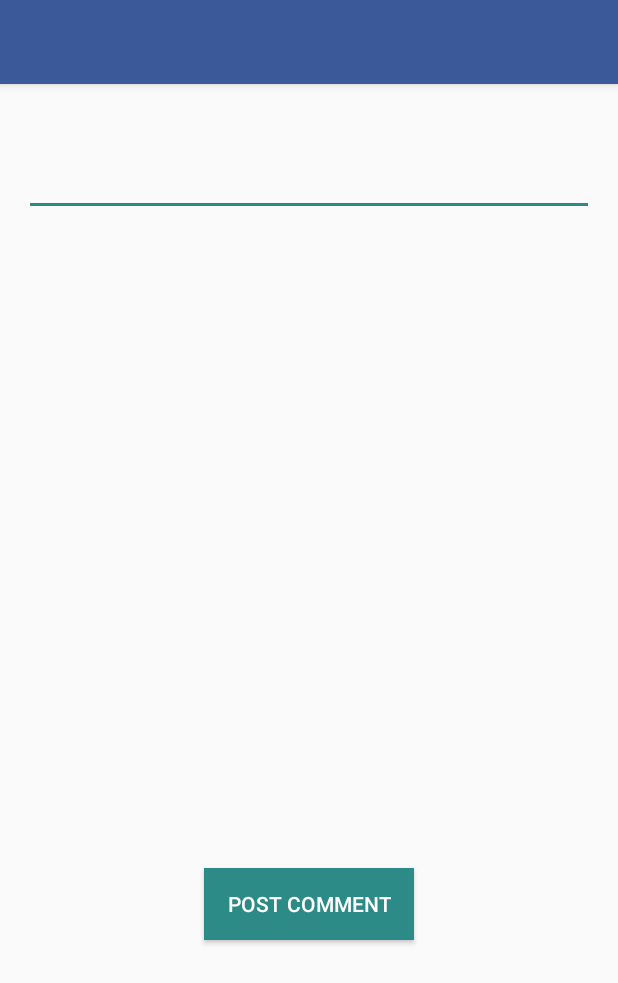
After one commit to fordians-of-the-galaxy/Keeping-Cool, an Android app: the layout activity_create_comment.xml on its own in the app's theme, with its tools: preview values and no code run, on a phone screen of 412 x 824 dp. The commit adds this screen. Shown: the top 983 px of the screen. Run offline under Robolectric (Android 15) with nearby library versions, the phone set to English and light mode, and no system bars.

Commit message:
added comments class and connected to database but only restricted to one comment atm

```diff
--- a/app/src/main/AndroidManifest.xml
+++ b/app/src/main/AndroidManifest.xml
@@ -16,6 +16,11 @@
         android:name=".CreatePostActivity"
         android:label="@string/title_activity_create_post"
         android:theme="@style/AppTheme.NoActionBar" />
+
+        <activity
+            android:name=".CommentPostActivity"
+            android:label="@string/title_activity_comment_post"
+            android:theme="@style/AppTheme.NoActionBar" />
     <activity
         android:name=".ListPostsActivity"
         android:label="@string/title_activity_list_post_view"
--- a/app/src/main/java/com/fotg/keepingcool/CreatePostActivity.java
+++ b/app/src/main/java/com/fotg/keepingcool/CreatePostActivity.java
@@ -5,6 +5,7 @@ import android.os.Bundle;
 import android.view.View;
 import android.widget.Button;
 import android.widget.EditText;
+import android.widget.TextView;
 
 import androidx.appcompat.widget.Toolbar;
 
@@ -30,6 +31,7 @@ public class CreatePostActivity extends ToolbarActivity {
             public void onClick(View v) {
 
                 EditText body = findViewById(R.id.postBody);
+                TextView comment = findViewById(R.id.Comment);
 
                 FirebaseDatabase database = FirebaseDatabase.getInstance();
                 final DatabaseReference postRef = database.getReference("/posts");
@@ -37,7 +39,7 @@ public class CreatePostActivity extends ToolbarActivity {
                 String uid = FirebaseAuth.getInstance().getCurrentUser().getUid();
 
                 Date currentDateTime = new Date();
-                Post post = new Post(body.getText().toString(), currentDateTime, uid);
+                Post post = new Post(body.getText().toString(), currentDateTime, uid, comment.getText().toString());
 
                 postRef.child(key).setValue(post);
 
--- /dev/null
+++ b/app/src/main/res/layout/activity_create_comment.xml
@@ -0,0 +1,25 @@
+<?xml version="1.0" encoding="utf-8"?>
+<androidx.coordinatorlayout.widget.CoordinatorLayout xmlns:android="http://schemas.android.com/apk/res/android"
+    xmlns:app="http://schemas.android.com/apk/res-auto"
+    xmlns:tools="http://schemas.android.com/tools"
+    android:layout_width="match_parent"
+    android:layout_height="match_parent"
+    tools:context=".CommentPostActivity">
+
+    <com.google.android.material.appbar.AppBarLayout
+        android:layout_width="match_parent"
+        android:layout_height="wrap_content"
+        android:theme="@style/AppTheme.AppBarOverlay">
+
+        <androidx.appcompat.widget.Toolbar
+            android:id="@+id/toolbar"
+            android:layout_width="match_parent"
+            android:layout_height="?attr/actionBarSize"
+            android:background="?attr/colorPrimary"
+            app:popupTheme="@style/AppTheme.PopupOverlay" />
+
+    </com.google.android.material.appbar.AppBarLayout>
+
+    <include layout="@layout/content_create_comment" />
+
+</androidx.coordinatorlayout.widget.CoordinatorLayout>
--- /dev/null
+++ b/app/src/main/res/layout/content_create_comment.xml
@@ -0,0 +1,67 @@
+<?xml version="1.0" encoding="utf-8"?>
+<androidx.constraintlayout.widget.ConstraintLayout xmlns:android="http://schemas.android.com/apk/res/android"
+    xmlns:app="http://schemas.android.com/apk/res-auto"
+    xmlns:tools="http://schemas.android.com/tools"
+    android:layout_width="match_parent"
+    android:layout_height="match_parent"
+    app:layout_behavior="@string/appbar_scrolling_view_behavior"
+    tools:context=".CommentPostActivity"
+    tools:showIn="@layout/activity_create_comment">
+
+    <com.google.android.material.textfield.TextInputLayout
+        android:id="@+id/textInputLayout"
+        android:layout_width="0dp"
+        android:layout_height="wrap_content"
+        android:layout_marginStart="16dp"
+        android:layout_marginLeft="16dp"
+        android:layout_marginTop="32dp"
+        android:layout_marginEnd="16dp"
+        android:layout_marginRight="16dp"
+        app:layout_constraintEnd_toEndOf="parent"
+        app:layout_constraintStart_toStartOf="parent"
+        app:layout_constraintTop_toTopOf="parent">
+
+        <com.google.android.material.textfield.TextInputEditText
+            android:id="@+id/Comment"
+            android:layout_width="match_parent"
+            android:layout_height="wrap_content" />
+    </com.google.android.material.textfield.TextInputLayout>
+
+    <Button
+        android:id="@+id/postComment"
+        android:layout_width="wrap_content"
+        android:layout_height="wrap_content"
+        android:layout_marginStart="161dp"
+        android:layout_marginLeft="161dp"
+        android:layout_marginTop="476dp"
+        android:layout_marginEnd="162dp"
+        android:layout_marginRight="162dp"
+        android:layout_marginBottom="151dp"
+        android:background="@color/colorAccent"
+        android:paddingLeft="15dp"
+        android:paddingRight="15dp"
+        android:text="@string/comment_button"
+        android:textColor="@color/colorLight"
+        app:layout_constraintBottom_toBottomOf="parent"
+        app:layout_constraintEnd_toEndOf="parent"
+        app:layout_constraintStart_toStartOf="parent"
+        app:layout_constraintTop_toTopOf="parent" />
+
+    <TextView
+        android:id="@+id/originalPost"
+        android:layout_width="381dp"
+        android:layout_height="48dp"
+        android:layout_marginStart="16dp"
+        android:layout_marginLeft="16dp"
+        android:layout_marginTop="16dp"
+        android:layout_marginEnd="16dp"
+        android:layout_marginRight="16dp"
+        android:layout_marginBottom="8dp"
+        android:textSize="18sp"
+        app:layout_constraintBottom_toTopOf="@+id/postComment"
+        app:layout_constraintEnd_toEndOf="parent"
+        app:layout_constraintHorizontal_bias="0.0"
+        app:layout_constraintStart_toStartOf="parent"
+        app:layout_constraintTop_toBottomOf="@+id/textInputLayout" />
+
+</androidx.constraintlayout.widget.ConstraintLayout>
--- a/app/src/main/res/values/strings.xml
+++ b/app/src/main/res/values/strings.xml
@@ -13,4 +13,6 @@
         <string name="post_delete_button">Delete</string>
         <string name="messenger">Messenger</string>
         <string name="numberOfLikes">No one likes this</string>
+        <string name="comment_button">Post Comment</string>
+        <string name="title_activity_comment_post">Create post</string>
 </resources>
```
Also changed, not shown: app/src/main/java/com/fotg/keepingcool/CommentPostActivity.java (added, +81 -0 lines), app/src/main/java/com/fotg/keepingcool/PostAdapter.java (+19 -0 lines), app/src/main/java/com/fotg/keepingcool/models/Post.java (+11 -1 lines), app/src/main/res/layout/content_list_post_view.xml (+13 -0 lines).
